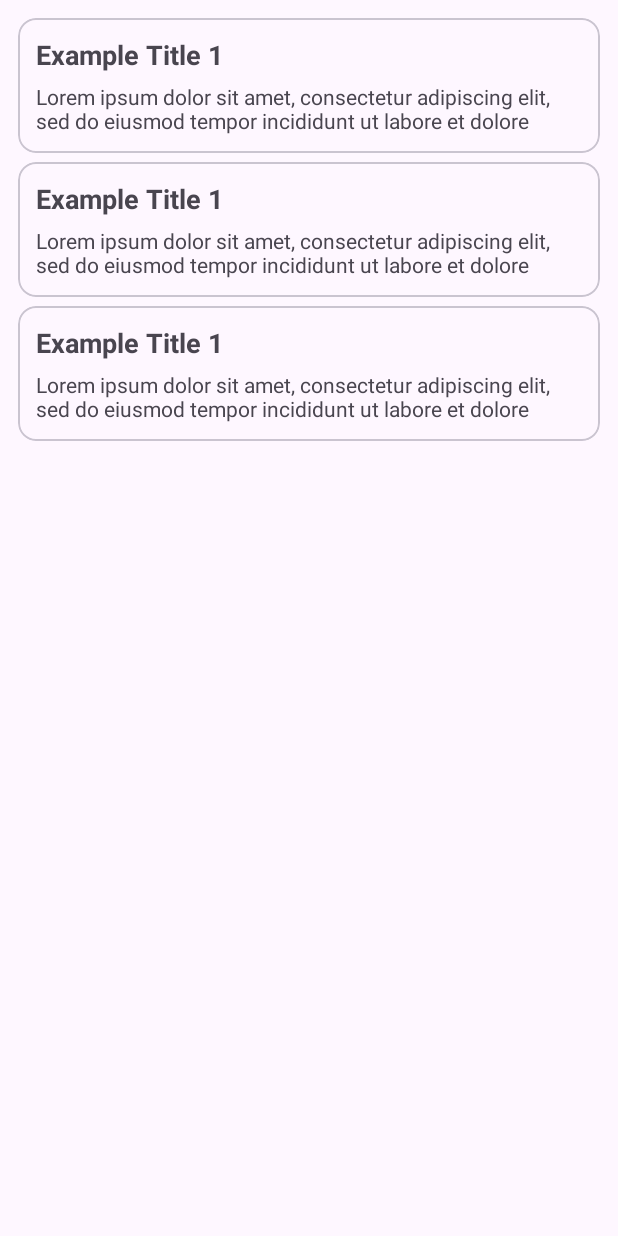
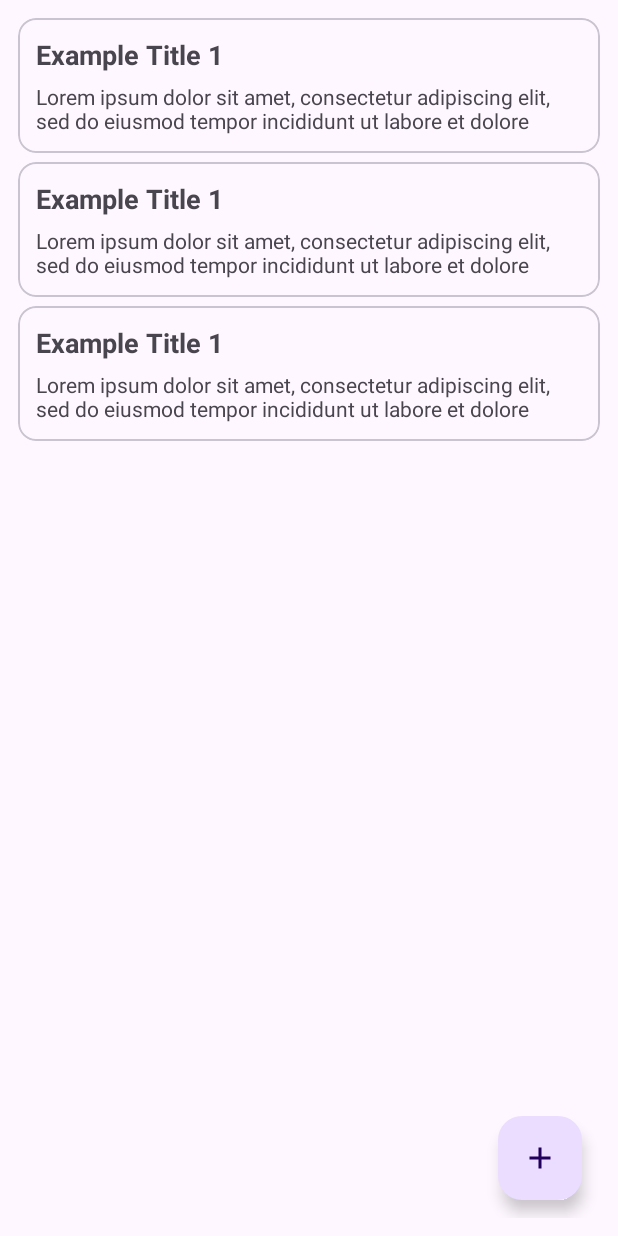
Before and after one commit to PutraGandaD/PracticeViewModel_SetData, an Android app: the layout fragment_list.xml on its own in the app's theme, with its tools: preview values and no code run, on a phone screen of 412 x 824 dp. Run offline under Robolectric (Android 15) with nearby library versions, the phone set to English and light mode, and no system bars.

Commit message:
Added Fragment Add Notes along with it's navigation

```diff
--- /dev/null
+++ b/app/src/main/res/drawable/ic_add_24.xml
@@ -0,0 +1,5 @@
+<vector android:height="24dp" android:tint="#000000"
+    android:viewportHeight="24" android:viewportWidth="24"
+    android:width="24dp" xmlns:android="http://schemas.android.com/apk/res/android">
+    <path android:fillColor="@android:color/white" android:pathData="M19,13h-6v6h-2v-6H5v-2h6V5h2v6h6v2z"/>
+</vector>
--- a/app/src/main/res/layout/fragment_add_note.xml
+++ b/app/src/main/res/layout/fragment_add_note.xml
@@ -9,6 +9,6 @@
     <TextView
         android:layout_width="match_parent"
         android:layout_height="match_parent"
-        android:text="@string/hello_blank_fragment" />
+        android:text="Add Notes" />
 
 </FrameLayout>
--- a/app/src/main/res/layout/fragment_list.xml
+++ b/app/src/main/res/layout/fragment_list.xml
@@ -17,4 +17,13 @@
         tools:listitem="@layout/rv_list_card"
         tools:itemCount="3"/>
 
+    <com.google.android.material.floatingactionbutton.FloatingActionButton
+        android:id="@+id/fab_add_notes"
+        android:layout_width="wrap_content"
+        android:layout_height="wrap_content"
+        app:layout_constraintBottom_toBottomOf="parent"
+        app:layout_constraintEnd_toEndOf="parent"
+        app:srcCompat="@drawable/ic_add_24"
+        android:layout_margin="12dp"/>
+
 </androidx.constraintlayout.widget.ConstraintLayout>
```
Also changed, not shown: app/src/main/java/com/putragandad/practiceviewmodel/repositories/ItemRepository.kt (+3 -5 lines), app/src/main/java/com/putragandad/practiceviewmodel/ui/fragments/FragmentAddNote.kt (+2 -40 lines), app/src/main/java/com/putragandad/practiceviewmodel/ui/fragments/FragmentList.kt (+10 -1 lines).
